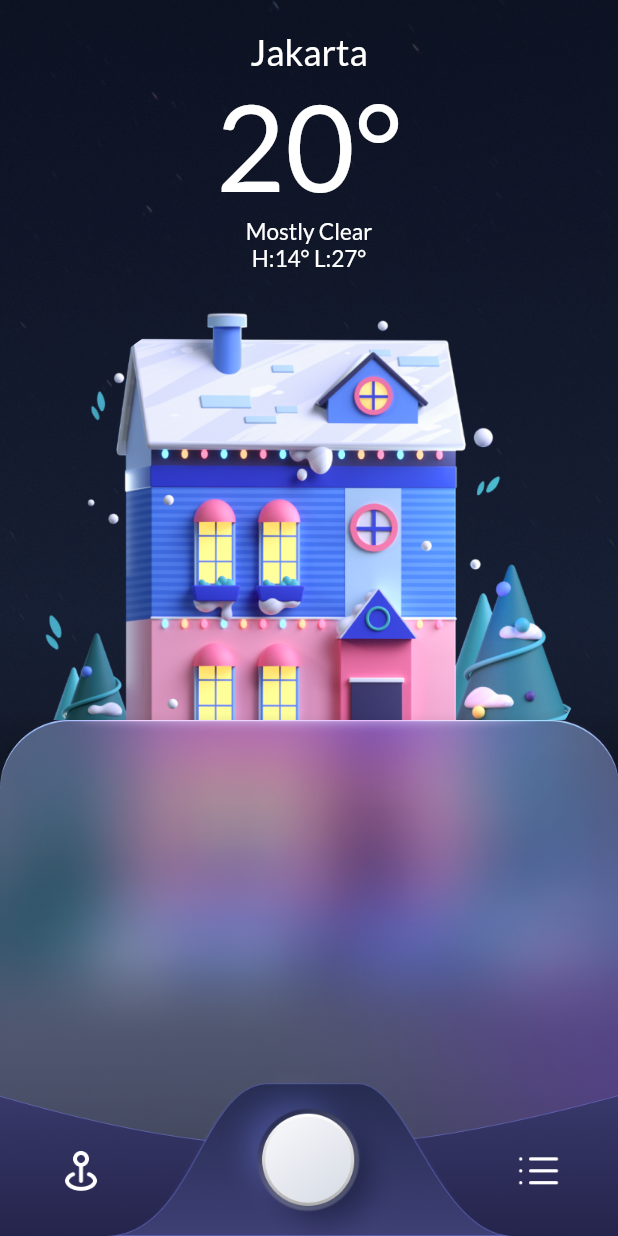
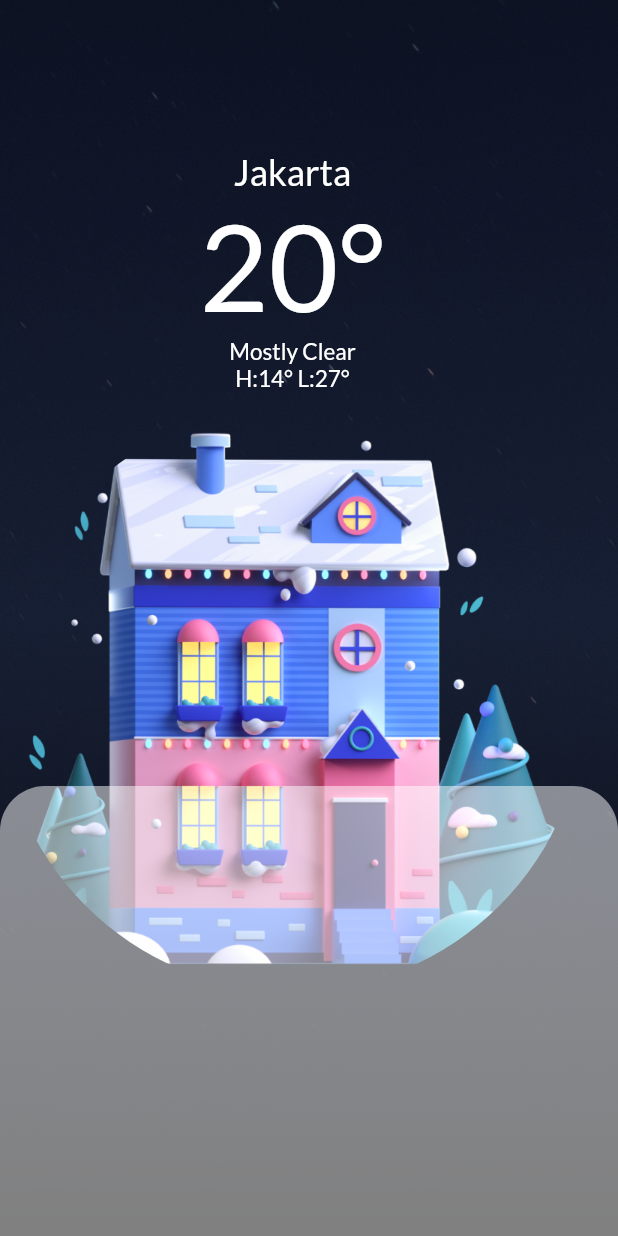
Before and after one commit to irwan33/weatherApps, a Flutter app: the screen it shows after launch, on a phone screen of 412 x 824 dp. Run offline on Flutter 3.47's test engine with Material 2 defaults, Android fonts, the phone set to English and light mode, and no system bars; our stand-ins replace google_fonts.

Commit message:
bottomsheet body

```diff
--- a/lib/screen/bottom-body.dart
+++ b/lib/screen/bottom-body.dart
@@ -1,3 +1,4 @@
+import 'dart:ui';
 import 'package:flutter/material.dart';
 
 class BottomBody extends StatelessWidget {
@@ -5,15 +6,17 @@ class BottomBody extends StatelessWidget {
 
   @override
   Widget build(BuildContext context) {
-    // TODO: implement build
-    return  ClipRRect(
-        borderRadius: const BorderRadius.only(
-          topLeft: Radius.circular(40.0),
-          topRight: Radius.circular(40.0),
+    return Positioned(
+      left: 0,
+      right: 0,
+      bottom: 0,
+      child: Container(
+        decoration: BoxDecoration(
+          color: Colors.white.withOpacity(0.5),
+          shape: BoxShape.rectangle,
+          borderRadius: BorderRadius.only(topLeft: Radius.circular(30), topRight: Radius.circular(30),),
         ),
-      child: Image.asset(
-        'images/bottom-sheet-menu.png',
-        fit: BoxFit.cover,
+        height: 300.0,
       ),
     );
   }
--- /dev/null
+++ b/lib/screen/content-body.dart
@@ -0,0 +1,56 @@
+import 'package:flutter/material.dart';
+import '../palatte.dart';
+
+class ContentBody extends StatelessWidget {
+  const ContentBody({super.key});
+
+  @override
+  Widget build(BuildContext context) {
+    return Positioned(
+      top: 100,
+      child: Column(
+        children: [
+          Center(
+            child: Text(
+              "Jakarta",
+              style: kHeading,
+            ),
+          ),
+          Center(
+            child: Text(
+              "20°",
+              style: kBodyText,
+            ),
+          ),
+          Center(
+            child: Text(
+              "Mostly Clear",
+              style: kDescText,
+            ),
+          ),
+          Center(
+            child: Text(
+              "H:14° L:27°",
+              style: kDescText,
+            ),
+          ),
+          SizedBox(
+            height: 10,
+          ),
+    Container(
+      height: 390.0,
+      width: 390.0,
+      decoration: BoxDecoration(
+        image: DecorationImage(
+          image: AssetImage(
+              'images/House.png'),
+              fit: BoxFit.fill,
+        ),
+        shape: BoxShape.circle,
+      ),
+    ),
+      ],
+      ),
+    );
+  }
+}
--- a/lib/screen/login-page.dart
+++ b/lib/screen/login-page.dart
@@ -1,73 +1,23 @@
 import 'package:flutter/material.dart';
-import 'package:weather_apps/palatte.dart';
+import 'package:weather_apps/screen/bottom-body.dart';
+import 'package:weather_apps/screen/content-body.dart';
 import '../widgets/widgets.dart';
-import '../screen/bottom-body.dart';
-
 class LoginPage extends StatelessWidget {
   const LoginPage({super.key});
 
   @override
   Widget build(BuildContext context) {
-    return Stack(
-      children: [
-        BackgroundImage(),
-        Scaffold(
-          backgroundColor: Colors.transparent,
-          body: SingleChildScrollView(
-            physics: const NeverScrollableScrollPhysics(),
-            padding: const EdgeInsets.symmetric(vertical: 20),
-            child: SafeArea(
-              child: Column(
-                children: [
-                  Center(
-                    child: Text(
-                      "Jakarta",
-                      style: kHeading,
-                    ),
-                  ),
-                  Center(
-                    child: Text(
-                      "20°",
-                      style: kBodyText,
-                    ),
-                  ),
-                  Center(
-                    child: Text(
-                      "Mostly Clear",
-                      style: kDescText,
-                    ),
-                  ),
-                  Center(
-                    child: Text(
-                      "H:14° L:27°",
-                      style: kDescText,
-                    ),
-                  ),
-                  SizedBox(
-                    height: 10,
-                  ),
-                  Container(
-                    height: 390.0,
-                    width: 390.0,
-                    decoration: BoxDecoration(
-                      image: DecorationImage(
-                        image: AssetImage(
-                            'images/House.png'),
-                        fit: BoxFit.fill,
-                      ),
-                      shape: BoxShape.circle,
-                    ),
-                  ),
-                ],
-              ),
-            ),
+    return new Scaffold(
+      body: new Stack(
+        children: <Widget>[
+          new ConstrainedBox(
+              constraints: const BoxConstraints.expand(),
+              child: new BackgroundImage()
           ),
-          bottomNavigationBar: BottomAppBar(
-            color: Color.fromARGB(0, 0, 0, 0),
-            child: BottomBody(),
-          ),
-        ),
-      ],
+          new ContentBody(),
+          new BottomBody(),
+        ],
+      )
     );
   }
 }
```
